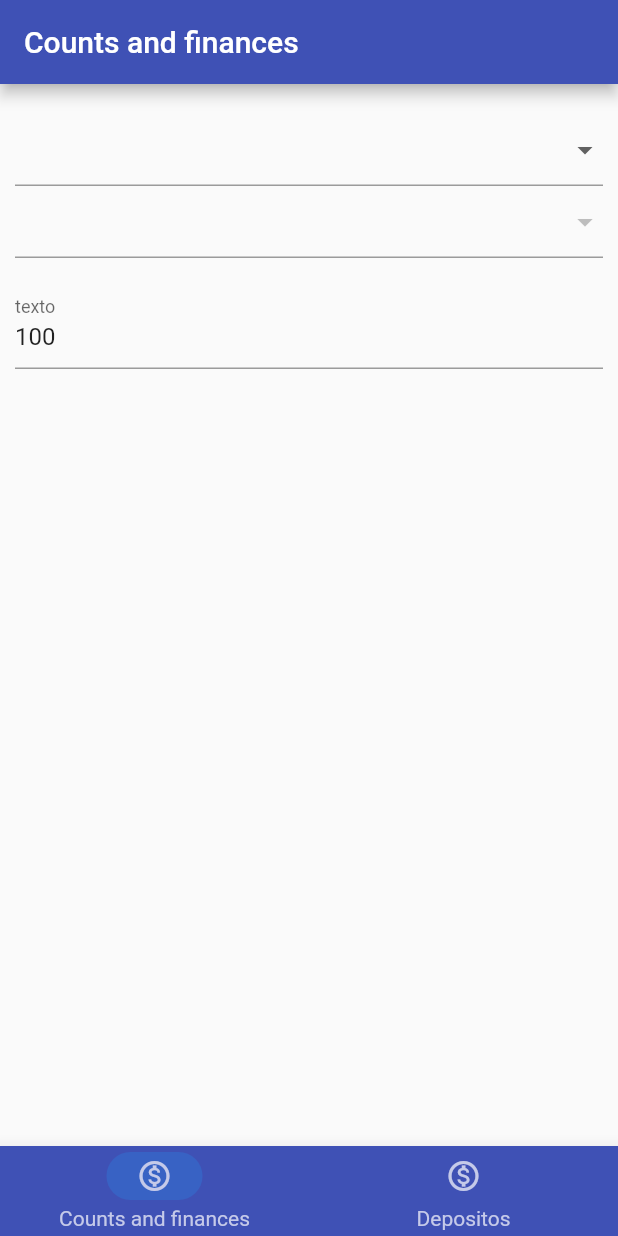
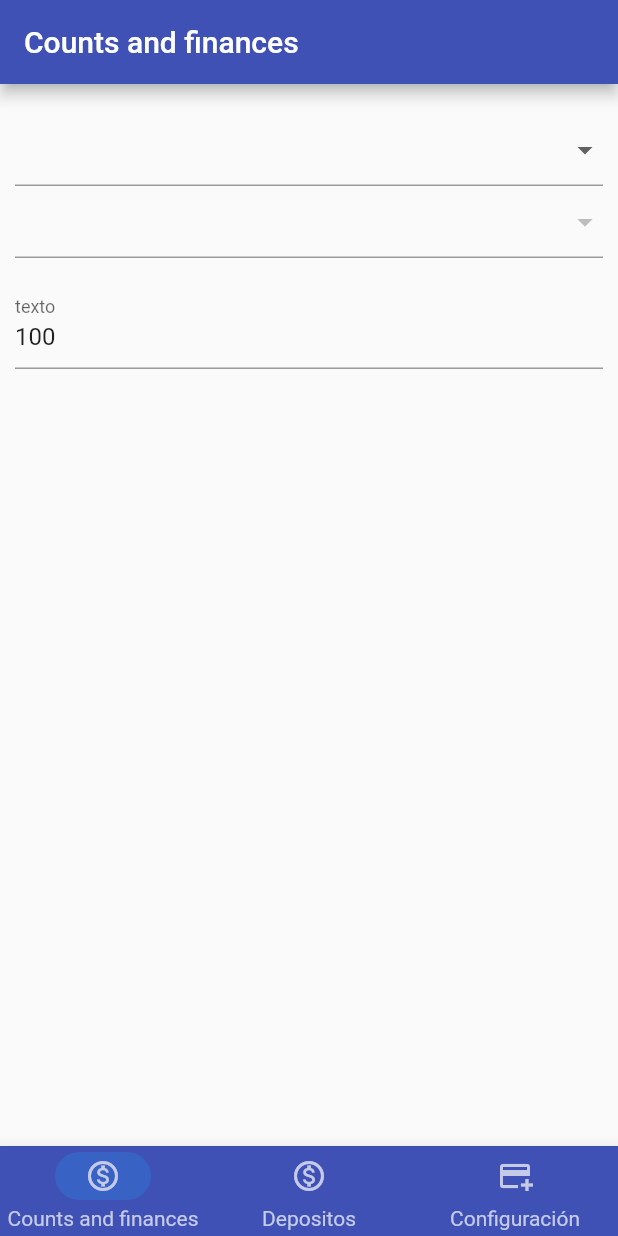
Before and after one commit to najiro8v/ContabilidadPersonal, a Flutter app: the screen it shows after launch, on a phone screen of 412 x 824 dp. Run offline on Flutter 3.47's test engine with Material 2 defaults, Android fonts, the phone set to English and light mode, and no system bars.

Commit message:
adding sql for local data

```diff
--- /dev/null
+++ b/lib/models/expenses_and_finance.dart
@@ -0,0 +1,6 @@
+class ExpensesAndFinance {
+  final String? name;
+  final double? price;
+  final String? descri;
+  ExpensesAndFinance({required this.name, required this.price, this.descri});
+}
--- a/lib/routes/app_routes.dart
+++ b/lib/routes/app_routes.dart
@@ -16,6 +16,11 @@ class AppRoutes {
         route: "deposit",
         icon: Icons.monetization_on_outlined,
         screen: const DepositScreen()),
+    MenuOption(
+        name: "Configuración",
+        route: "configs",
+        icon: Icons.add_card_outlined,
+        screen: const AddingScreen()),
   ];
 
   static Map<String, Widget Function(BuildContext)> getAppRoutes() {
--- a/lib/screens/screens.dart
+++ b/lib/screens/screens.dart
@@ -1,3 +1,4 @@
 export 'package:contabilidad/screens/finances_screen.dart';
 export 'package:contabilidad/screens/menu_screen.dart';
 export 'package:contabilidad/screens/deposit_screen.dart';
+export 'package:contabilidad/screens/adding_screen.dart';
--- a/pubspec.yaml
+++ b/pubspec.yaml
@@ -34,6 +34,8 @@ dependencies:
   # The following adds the Cupertino Icons font to your application.
   # Use with the CupertinoIcons class for iOS style icons.
   cupertino_icons: ^1.0.2
+  shared_preferences: ^2.0.15
+  sqflite: ^2.0.3+1
 
 dev_dependencies:
   flutter_test:
```
Also changed, not shown: lib/screens/adding_screen.dart (added, +14 -0 lines), pubspec.lock, 1 other file.
